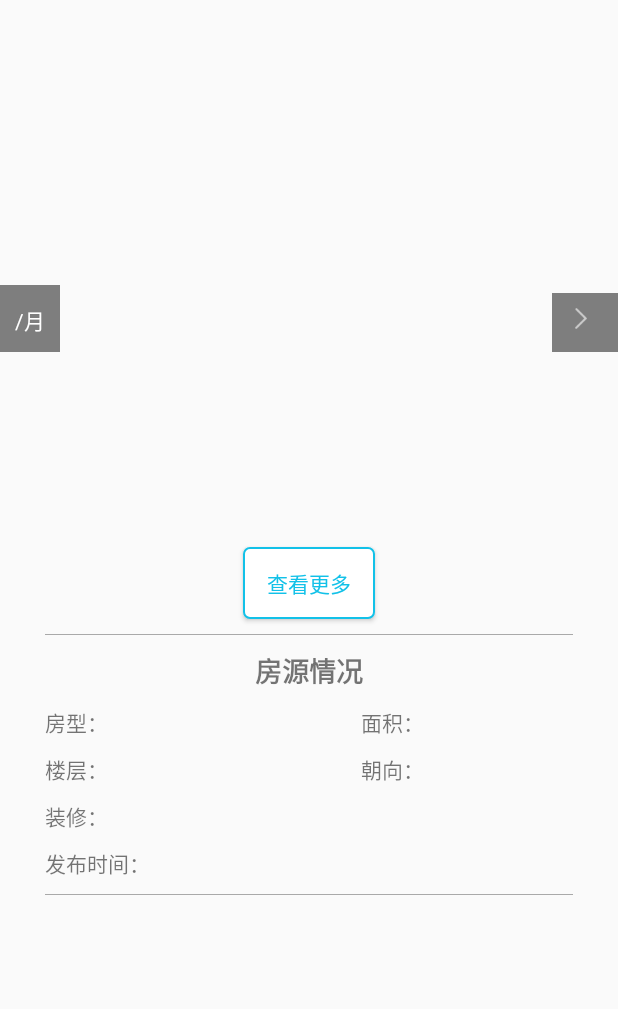
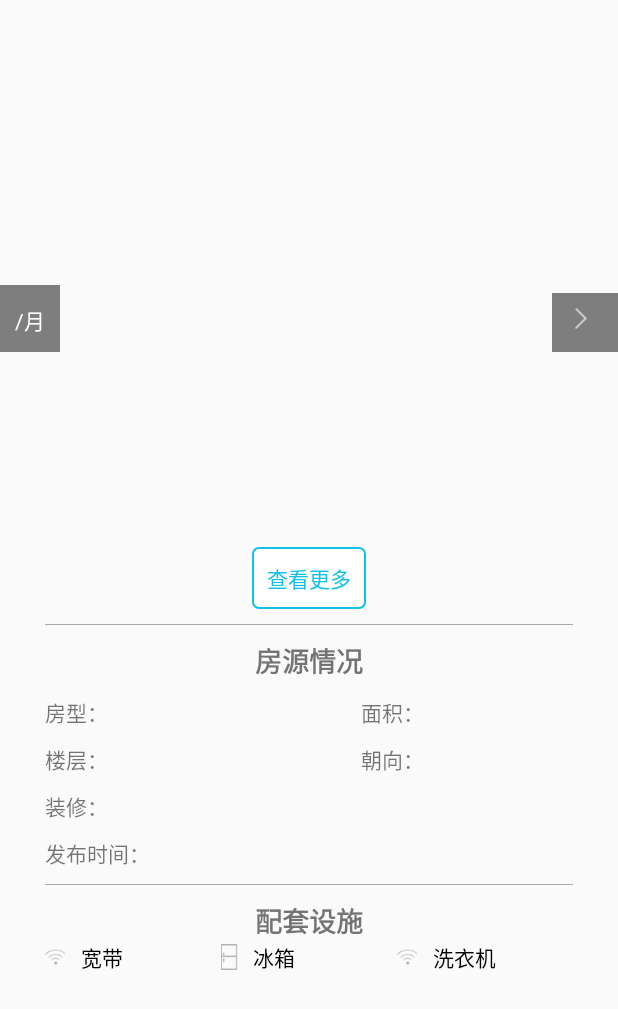
Before and after one commit to chen22207/MiYouApp, an Android app: the HouseDetailActivity screen opened directly, with no data from a screen before it, on a phone screen of 412 x 824 dp. Shown: the top 1009 px of the screen. Run offline under Robolectric (Android 15) with nearby library versions, the phone set to English and light mode, and no system bars.

```diff
--- a/app/src/main/java/com/firstblood/miyo/activity/other/SettingActivity.java
+++ b/app/src/main/java/com/firstblood/miyo/activity/other/SettingActivity.java
@@ -1,5 +1,6 @@
 package com.firstblood.miyo.activity.other;
 
+import android.content.Intent;
 import android.os.Bundle;
 import android.support.v7.app.AppCompatActivity;
 import android.view.View;
@@ -9,6 +10,7 @@ import android.widget.TextView;
 import com.firstblood.miyo.R;
 import com.firstblood.miyo.database.SpDictionary;
 import com.firstblood.miyo.database.SpUtils;
+import com.firstblood.miyo.util.Navigation;
 
 import butterknife.ButterKnife;
 import butterknife.InjectView;
@@ -28,12 +30,14 @@ public class SettingActivity extends AppCompatActivity {
 		super.onCreate(savedInstanceState);
 		setContentView(R.layout.activity_setting);
 		ButterKnife.inject(this);
+		Navigation.getInstance(this).setBack().setTitle(getString(R.string.title_setting));
 	}
 
 	@OnClick({R.id.setting_feedback_tv, R.id.setting_change_pwd_tv, R.id.setting_logout_bt})
 	public void onClick(View view) {
 		switch (view.getId()) {
 			case R.id.setting_feedback_tv:
+				startActivity(new Intent(this, FeedbackActivity.class));
 				break;
 			case R.id.setting_change_pwd_tv:
 				break;
--- a/app/src/main/java/com/firstblood/miyo/fragment/MineFragment.java
+++ b/app/src/main/java/com/firstblood/miyo/fragment/MineFragment.java
@@ -10,6 +10,7 @@ import android.widget.Button;
 import android.widget.TextView;
 
 import com.firstblood.miyo.R;
+import com.firstblood.miyo.activity.other.SettingActivity;
 import com.firstblood.miyo.activity.publish.PublishActivity1;
 import com.firstblood.miyo.activity.user.UserInfoCompleteActivity;
 import com.firstblood.miyo.database.SpDictionary;
@@ -53,6 +54,7 @@ public class MineFragment extends Fragment {
     public View onCreateView(LayoutInflater inflater, ViewGroup container, Bundle savedInstanceState) {
         View v = inflater.inflate(R.layout.fragment_mine, container, false);
         ButterKnife.inject(this, v);
+
 	    user = (User) SpUtils.getInstance().getModule(SpDictionary.SP_USER);
 	    if (user != null) {
 		    CommonUtils.loadHeadImage(getActivity(), user, mMineHeaderIv);
@@ -80,7 +82,7 @@ public class MineFragment extends Fragment {
             case R.id.mine_publish_tv:
                 break;
             case R.id.mine_setting_tv:
-
+	            startActivity(new Intent(getActivity(), SettingActivity.class));
 	            break;
             case R.id.mine_publish_bt:
                 startActivity(new Intent(getActivity(), PublishActivity1.class));
--- a/app/src/main/res/layout/activity_house_detail.xml
+++ b/app/src/main/res/layout/activity_house_detail.xml
@@ -107,7 +107,7 @@
 				android:paddingRight="@dimen/large_space"
 				tools:text="卡机的离开房间爱拉斯克奖富利卡就上课浪费骄傲； 世纪东方；了家里；是房价；拉开始就地方；拉进是的；六块腹肌啊；拉斯克奖的费卢卡斯剪短发了空间傻了点开放就拉开圣诞节分类"/>
 
-			<Button
+			<TextView
 				android:layout_width="wrap_content"
 				android:layout_height="wrap_content"
 				android:layout_gravity="center_horizontal"
@@ -115,7 +115,8 @@
 				android:layout_marginTop="@dimen/middle_space"
 				android:background="@drawable/shape_blue_rectangle_border_bg"
 				android:text="@string/house_detail_read_more"
-				android:textColor="@color/colorPrimary"/>
+				android:textColor="@color/colorPrimary"
+				android:padding="@dimen/middle_space"/>
 
 			<include layout="@layout/line_break"/>
 
@@ -124,7 +125,7 @@
 				android:layout_height="wrap_content"
 				android:layout_gravity="center_horizontal"
 				android:layout_marginTop="@dimen/middle_space"
-				android:text="@string/house_detail_peitao"
+				android:text="@string/house_detail_fangyuanqingkuang"
 				android:textSize="@dimen/middle_text_size"
 				android:textStyle="bold"/>
 
@@ -254,7 +255,47 @@
 
 			<include layout="@layout/line_break"/>
 
+			<TextView
+				android:layout_width="wrap_content"
+				android:layout_height="wrap_content"
+				android:text="@string/house_detail_sheshi"
+				android:textSize="@dimen/middle_text_size"
+				android:layout_gravity="center_horizontal"
+				android:layout_marginTop="@dimen/middle_space"
+				android:textStyle="bold"/>
 
+			<LinearLayout
+				android:layout_width="match_parent"
+				android:layout_height="wrap_content"
+				android:orientation="horizontal">
+
+				<CheckBox
+					android:id="@+id/house_detail_kuandai_cb"
+					android:layout_width="0dp"
+					android:layout_weight="1"
+					android:layout_height="wrap_content"
+					android:text="宽带"
+					android:paddingLeft="@dimen/middle_space"
+					android:button="@drawable/icon_ellipse_selector"/>
+
+				<CheckBox
+					android:id="@+id/house_detail_bingxiang_cb"
+					android:layout_width="0dp"
+					android:layout_weight="1"
+					android:layout_height="wrap_content"
+					android:text="冰箱"
+					android:paddingLeft="@dimen/middle_space"
+					android:button="@drawable/icon_bingxiang_selector"/>
+
+				<CheckBox
+					android:id="@+id/house_detail_xiyiji_cb"
+					android:layout_width="0dp"
+					android:layout_weight="1"
+					android:layout_height="wrap_content"
+					android:text="洗衣机"
+					android:paddingLeft="@dimen/middle_space"
+					android:button="@drawable/icon_ellipse_selector"/>
+			</LinearLayout>
 		</LinearLayout>
 
 
--- a/app/src/main/res/values/strings.xml
+++ b/app/src/main/res/values/strings.xml
@@ -65,12 +65,13 @@
 	<string name="setting_change_pwd">修改密码</string>
 	<string name="setting_logout">退出登录</string>
 	<string name="house_detail_read_more">查看更多</string>
-	<string name="house_detail_peitao">房源情况</string>
+	<string name="house_detail_fangyuanqingkuang">房源情况</string>
 	<string name="house_detail_fangxing">房型：</string>
 	<string name="house_detail_mianji">面积：</string>
 	<string name="house_detail_louceng">楼层：</string>
 	<string name="house_detail_chaoxiang">朝向：</string>
 	<string name="house_detail_zhuangxiu">装修：</string>
 	<string name="house_detail_fabushijian">发布时间：</string>
+	<string name="house_detail_sheshi">配套设施</string>
 
 </resources>
--- a/app/src/main/res/values/strings_title.xml
+++ b/app/src/main/res/values/strings_title.xml
@@ -6,4 +6,6 @@
     <string name="title_publish2">房型</string>
     <string name="title_publish3">设施</string>
     <string name="title_publish4">地址</string>
+	<string name="title_setting">设置</string>
+	<string name="title_feedback">意见反馈</string>
 </resources>
```
Also changed, not shown: app/src/main/AndroidManifest.xml (+16 -9 lines), app/src/main/java/com/firstblood/miyo/activity/other/FeedbackActivity.java (+21 -1 lines), app/src/main/java/com/firstblood/miyo/activity/user/PasswordModifyActivity.java (added, +15 -0 lines), app/src/main/java/com/firstblood/miyo/netservices/CommonServices.java (+9 -1 lines), app/src/main/res/layout/activity_password_modify.xml (added, +91 -0 lines).
